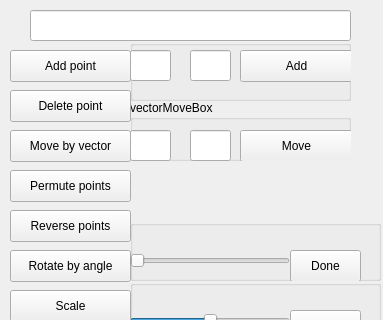
Old version of the form curver/ui/curve_edit.ui in the repository wiatrak2/curver; both pictures show x 0 to 383 and y 0 to 320 of the 383 by 500 pixel window.
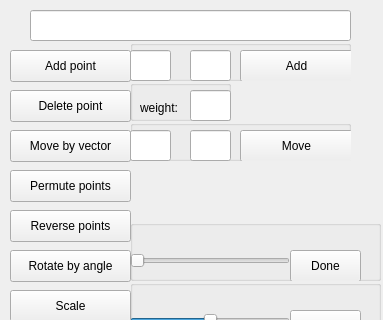
New version of the form.

Commit message: Rational Bezier Curve added

```diff
--- a/curver/ui/curve_edit.ui
+++ b/curver/ui/curve_edit.ui
@@ -56,19 +56,22 @@
    <property name="geometry">
     <rect>
      <x>130</x>
-     <y>100</y>
+     <y>120</y>
      <width>221</width>
-     <height>61</height>
+     <height>41</height>
     </rect>
    </property>
    <property name="title">
-    <string>vectorMoveBox</string>
+    <string/>
+   </property>
+   <property name="flat">
+    <bool>true</bool>
    </property>
    <widget class="QLineEdit" name="xPos">
     <property name="geometry">
      <rect>
       <x>0</x>
-      <y>30</y>
+      <y>10</y>
       <width>41</width>
       <height>31</height>
      </rect>
@@ -81,7 +84,7 @@
     <property name="geometry">
      <rect>
       <x>60</x>
-      <y>30</y>
+      <y>10</y>
       <width>41</width>
       <height>31</height>
      </rect>
@@ -94,7 +97,7 @@
     <property name="geometry">
      <rect>
       <x>110</x>
-      <y>30</y>
+      <y>10</y>
       <width>113</width>
       <height>32</height>
      </rect>
@@ -308,12 +311,15 @@
      <x>130</x>
      <y>40</y>
      <width>221</width>
-     <height>61</height>
+     <height>41</height>
     </rect>
    </property>
    <property name="title">
     <string/>
    </property>
+   <property name="flat">
+    <bool>true</bool>
+   </property>
    <widget class="QLineEdit" name="addXPos">
     <property name="geometry">
      <rect>
@@ -367,6 +373,48 @@
     <string>Join / Split</string>
    </property>
   </widget>
+  <widget class="QGroupBox" name="weightBox">
+   <property name="geometry">
+    <rect>
+     <x>130</x>
+     <y>80</y>
+     <width>101</width>
+     <height>41</height>
+    </rect>
+   </property>
+   <property name="title">
+    <string/>
+   </property>
+   <property name="flat">
+    <bool>true</bool>
+   </property>
+   <widget class="QLineEdit" name="weightVal">
+    <property name="geometry">
+     <rect>
+      <x>60</x>
+      <y>10</y>
+      <width>41</width>
+      <height>31</height>
+     </rect>
+    </property>
+    <property name="inputMethodHints">
+     <set>Qt::ImhNone</set>
+    </property>
+   </widget>
+   <widget class="QLabel" name="weightLabel">
+    <property name="geometry">
+     <rect>
+      <x>10</x>
+      <y>20</y>
+      <width>60</width>
+      <height>16</height>
+     </rect>
+    </property>
+    <property name="text">
+     <string>weight:</string>
+    </property>
+   </widget>
+  </widget>
  </widget>
  <resources/>
  <connections/>
```
The commit also changes 10 other files.
